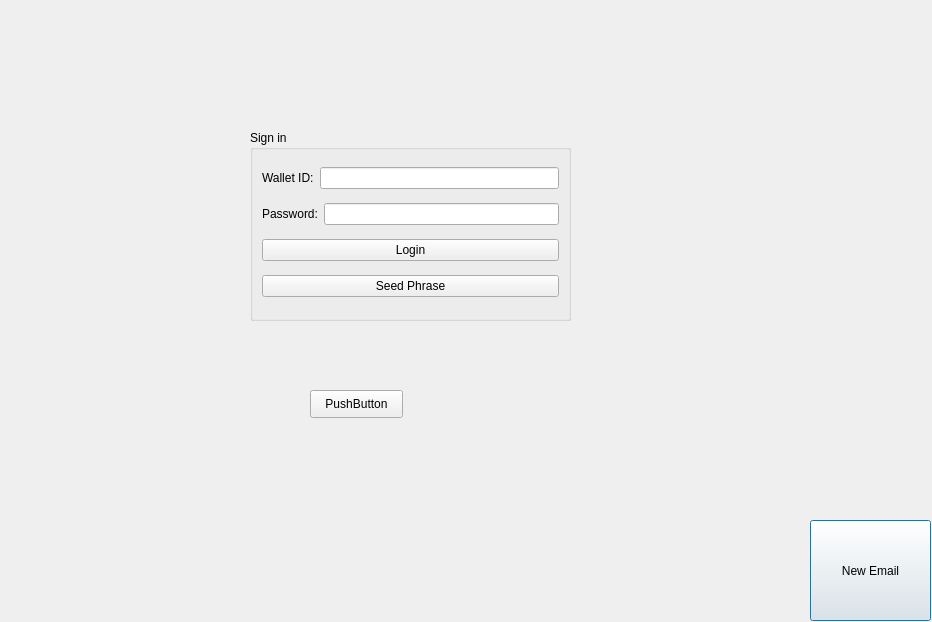
Above: qt/Email/inbox.ui from Developer-Dewd/mysterium-email before the change. Below: the same form after it.
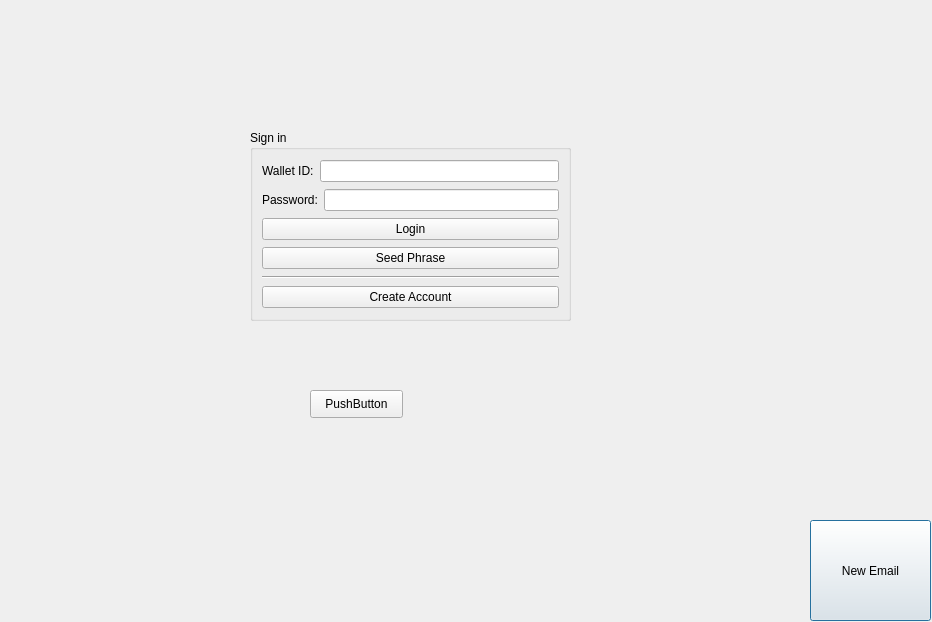
That is the form after the change.

What changed in the file:
```diff
--- a/qt/Email/inbox.ui
+++ b/qt/Email/inbox.ui
@@ -95,6 +95,20 @@
         </property>
        </widget>
       </item>
+      <item>
+       <widget class="Line" name="line">
+        <property name="orientation">
+         <enum>Qt::Horizontal</enum>
+        </property>
+       </widget>
+      </item>
+      <item>
+       <widget class="QPushButton" name="pushButton_3">
+        <property name="text">
+         <string>Create Account</string>
+        </property>
+       </widget>
+      </item>
      </layout>
     </widget>
     <widget class="QPushButton" name="pushButton_2">
```
